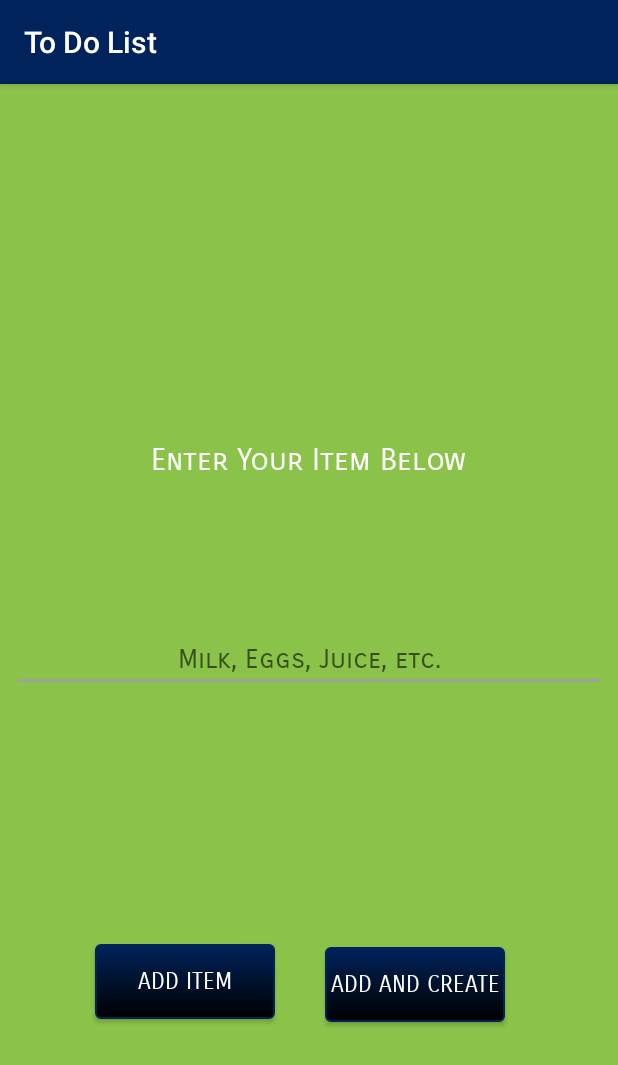
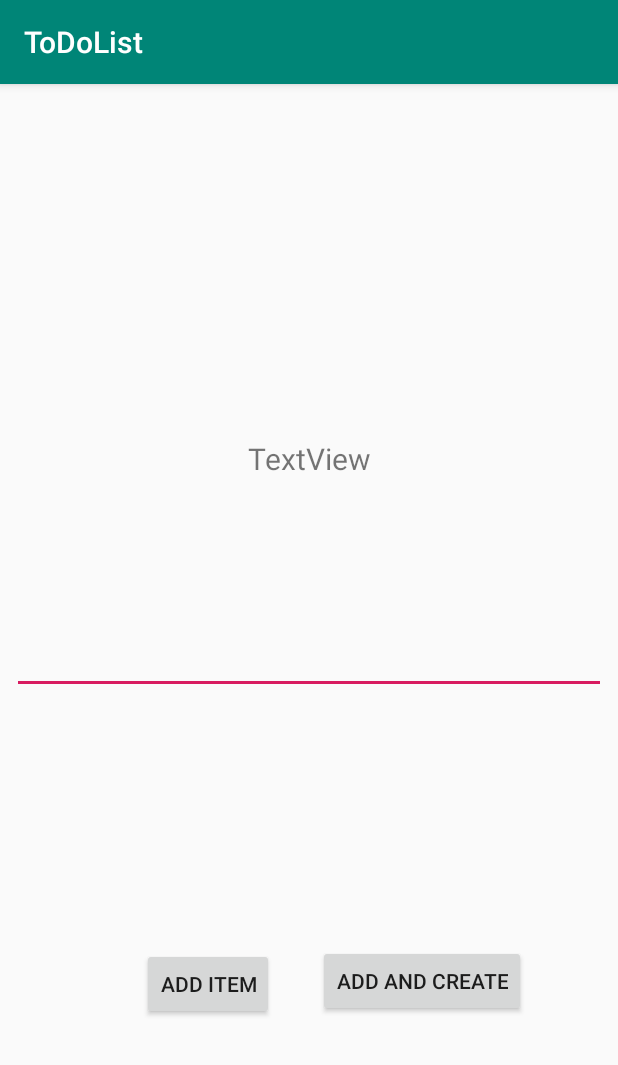
Before and after one commit to mobileappproject789/To-Do-List, an Android app: the CreateItem screen opened directly, with no data from a screen before it, on a phone screen of 412 x 824 dp. Shown: the top 1065 px of the screen. Run offline under Robolectric (Android 15) with nearby library versions, the phone set to English and light mode, and no system bars.

Commit message:
Some hefty differences
Changes Made
- Dual List fully functional
- List of Lists created, but needs optimization
- Made Add List Button to Main Activity
-Successfully made a customArray for List Items to allow for the future development of a filter.

Current goals
- Establish Filter for List Items. Current plan is to store all items on a single list and filter them depending on the Item clicked in the Main Activity.
- Add Storage system to keep lists even after activity/app closes.
- Finish Add and Create Button in Add Item Activity.
- Add a Delete Button to Main Activity through fragment activity.
It has been a very long night boys. I'm hoping to have this done by monday night. Worst case, we're still finishing Wednesday.

```diff
--- a/ToDoList2-2018/app/src/main/AndroidManifest.xml
+++ b/ToDoList2-2018/app/src/main/AndroidManifest.xml
@@ -16,7 +16,8 @@
                 <category android:name="android.intent.category.LAUNCHER" />
             </intent-filter>
         </activity>
-        <activity android:name=".CreateItem"></activity>
+        <activity android:name=".CreateItem" />
+        <activity android:name=".ItemList"></activity>
     </application>
 
 </manifest>
--- a/ToDoList2-2018/app/src/main/java/com/example/caesp/todolist/CreateItem.java
+++ b/ToDoList2-2018/app/src/main/java/com/example/caesp/todolist/CreateItem.java
@@ -22,7 +22,7 @@ public class CreateItem extends AppCompatActivity {
         Bundle extras = getIntent().getExtras();
         if(extras != null)
         {
-            ((TextView)findViewById(R.id.textView)).setText(extras.getString("messagefrommain"));
+            ((TextView)findViewById(R.id.textView)).setText(extras.getString("mess"));
         }
 
         Listitem = findViewById(R.id.editText);
--- a/ToDoList2-2018/app/src/main/res/layout/activity_create_item.xml
+++ b/ToDoList2-2018/app/src/main/res/layout/activity_create_item.xml
@@ -4,9 +4,7 @@
     xmlns:tools="http://schemas.android.com/tools"
     android:layout_width="match_parent"
     android:layout_height="match_parent"
-    tools:context=".CreateItem"
-    android:background="@color/holo_green_light"
-    >
+    tools:context=".CreateItem">
 
     <EditText
         android:id="@+id/editText"
@@ -17,17 +15,12 @@
         android:layout_marginEnd="8dp"
         android:layout_marginBottom="8dp"
         android:ems="10"
-        android:inputType="textMultiLine"
-        android:hint="Milk, Eggs, Juice, etc."
+        android:inputType="text"
         android:textAlignment="center"
-        android:textColor="@color/mutedGray"
-        android:fontFamily="sans-serif-smallcaps"
         app:layout_constraintBottom_toBottomOf="parent"
         app:layout_constraintEnd_toEndOf="parent"
         app:layout_constraintStart_toStartOf="parent"
-        app:layout_constraintTop_toTopOf="parent"
-
-        />
+        app:layout_constraintTop_toTopOf="parent" />
 
     <android.support.constraint.Guideline
         android:id="@+id/guideline"
@@ -44,62 +37,43 @@
         android:layout_marginTop="8dp"
         android:layout_marginEnd="8dp"
         android:layout_marginBottom="8dp"
-        android:text="Enter Your Item Below"
+        android:text="TextView"
         android:textSize="20sp"
-        android:textColor="@color/white"
-        android:fontFamily="sans-serif-smallcaps"
         app:layout_constraintBottom_toTopOf="@+id/editText"
         app:layout_constraintEnd_toEndOf="parent"
         app:layout_constraintStart_toStartOf="parent"
         app:layout_constraintTop_toTopOf="parent"
-        app:layout_constraintVertical_bias="0.716"
-        />
+        app:layout_constraintVertical_bias="0.716" />
 
     <Button
         android:id="@+id/Add"
         android:layout_width="wrap_content"
         android:layout_height="wrap_content"
-        android:layout_marginBottom="3dp"
         android:layout_marginStart="8dp"
         android:layout_marginTop="8dp"
-        android:background="@drawable/button_border"
+        android:layout_marginBottom="3dp"
         android:text="Add Item"
-        android:textColor="@color/white"
-        android:textSize="15dp"
-        android:minHeight="50dp"
-        android:minWidth="120dp"
-        android:fontFamily="sans-serif-smallcaps"
         app:layout_constraintBottom_toBottomOf="parent"
         app:layout_constraintEnd_toEndOf="parent"
-        app:layout_constraintHorizontal_bias="0.195"
+        app:layout_constraintHorizontal_bias="0.275"
         app:layout_constraintStart_toStartOf="parent"
         app:layout_constraintTop_toBottomOf="@+id/editText"
-        app:layout_constraintVertical_bias="0.532"
-
-        />
+        app:layout_constraintVertical_bias="0.535" />
 
     <Button
         android:id="@+id/AddCreate"
         android:layout_width="wrap_content"
         android:layout_height="wrap_content"
-        android:layout_marginBottom="8dp"
-        android:layout_marginEnd="8dp"
         android:layout_marginStart="8dp"
         android:layout_marginTop="8dp"
-        android:background="@drawable/button_border"
+        android:layout_marginEnd="8dp"
+        android:layout_marginBottom="8dp"
         android:text="Add and Create"
-        android:textColor="@color/white"
-        android:textSize="15dp"
-        android:minWidth="120dp"
-        android:minHeight="50dp"
-        android:fontFamily="sans-serif-smallcaps"
         app:layout_constraintBottom_toBottomOf="parent"
         app:layout_constraintEnd_toEndOf="parent"
-        app:layout_constraintHorizontal_bias="0.275"
+        app:layout_constraintHorizontal_bias="0.289"
         app:layout_constraintStart_toEndOf="@+id/Add"
         app:layout_constraintTop_toBottomOf="@+id/editText"
-        app:layout_constraintVertical_bias="0.545"
-
-        />
+        app:layout_constraintVertical_bias="0.535" />
 
 </android.support.constraint.ConstraintLayout>
--- a/ToDoList2-2018/app/src/main/res/values/colors.xml
+++ b/ToDoList2-2018/app/src/main/res/values/colors.xml
@@ -4,7 +4,4 @@
     <color name="colorPrimaryDark">#00574B</color>
     <color name="colorAccent">#D81B60</color>
     <color name="holo_green_light">#8bc34a</color>
-    <color name="customDarkBlue">#00235b</color>
-    <color name="white">#ffffff</color>
-    <color name="mutedGray">#a0a0a0</color>
 </resources>
--- a/ToDoList2-2018/app/src/main/res/values/strings.xml
+++ b/ToDoList2-2018/app/src/main/res/values/strings.xml
@@ -1,3 +1,3 @@
 <resources>
-    <string name="app_name">To Do List</string>
+    <string name="app_name">ToDoList</string>
 </resources>
--- a/ToDoList2-2018/app/src/main/res/values/styles.xml
+++ b/ToDoList2-2018/app/src/main/res/values/styles.xml
@@ -3,27 +3,9 @@
     <!-- Base application theme. -->
     <style name="AppTheme" parent="Base.Theme.AppCompat.Light.DarkActionBar">
         <!-- Customize your theme here. -->
-        <item name="colorPrimary">@color/customDarkBlue</item>
-        <item name="colorPrimaryDark">@color/customDarkBlue</item>
-        <item name="colorAccent">@color/mutedGray</item>
-    </style>
-
-    <style name="Theme" parent="@style/BaseTheme"></style>
-
-    <style name="BaseTheme" parent="Theme.AppCompat.Light.DarkActionBar">
-        <item name="actionBarStyle">@style/ActionBar</item>
-        <item name="android:actionBarStyle">@style/ActionBar</item>
-    </style>
-
-    <style name="ActionBar" parent="@style/Widget.AppCompat.Light.ActionBar">
-        <item name="android:background">@color/customDarkBlue </item>
-        <item name="background">@color/customDarkBlue </item>
-        <item name="android:titleTextStyle">@style/ActionBar.Text</item>
-        <item name="titleTextStyle">@style/ActionBar.Text</item>
-    </style>
-
-    <style name="ActionBar.Text" parent="@android:style/TextAppearance.Medium">
-        <item name="android:textColor">@color/white</item>
+        <item name="colorPrimary">@color/colorPrimary</item>
+        <item name="colorPrimaryDark">@color/colorPrimaryDark</item>
+        <item name="colorAccent">@color/colorAccent</item>
     </style>
 
 </resources>
```
Also changed, not shown: ToDoList2-2018/app/src/main/java/com/example/caesp/todolist/Item.java (added, +39 -0 lines), ToDoList2-2018/app/src/main/java/com/example/caesp/todolist/ItemList.java (added, +114 -0 lines), ToDoList2-2018/app/src/main/java/com/example/caesp/todolist/MainActivity.java (+24 -62 lines), ToDoList2-2018/app/src/main/java/com/example/caesp/todolist/UsersAdapter.java (added, +38 -0 lines), ToDoList2-2018/app/src/main/res/layout/activity_item_list.xml (added, +89 -0 lines), ToDoList2-2018/app/src/main/res/layout/activity_main.xml (+10 -22 lines), ToDoList2-2018/app/src/main/res/layout/item_user.xml (added, +24 -0 lines).
